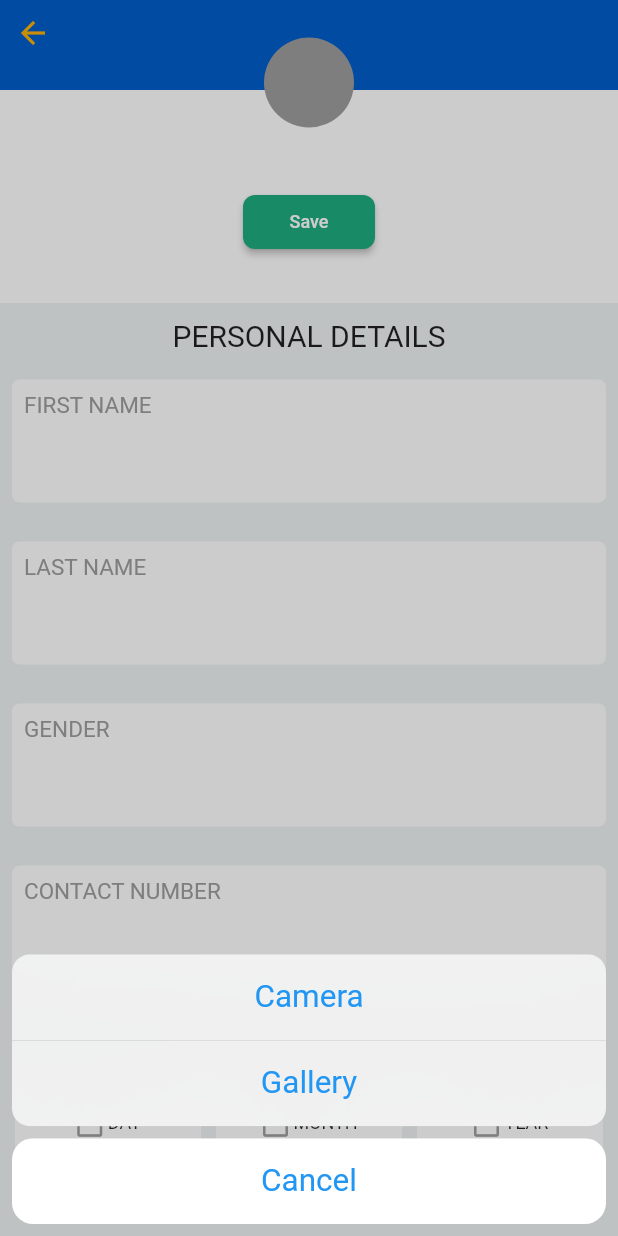
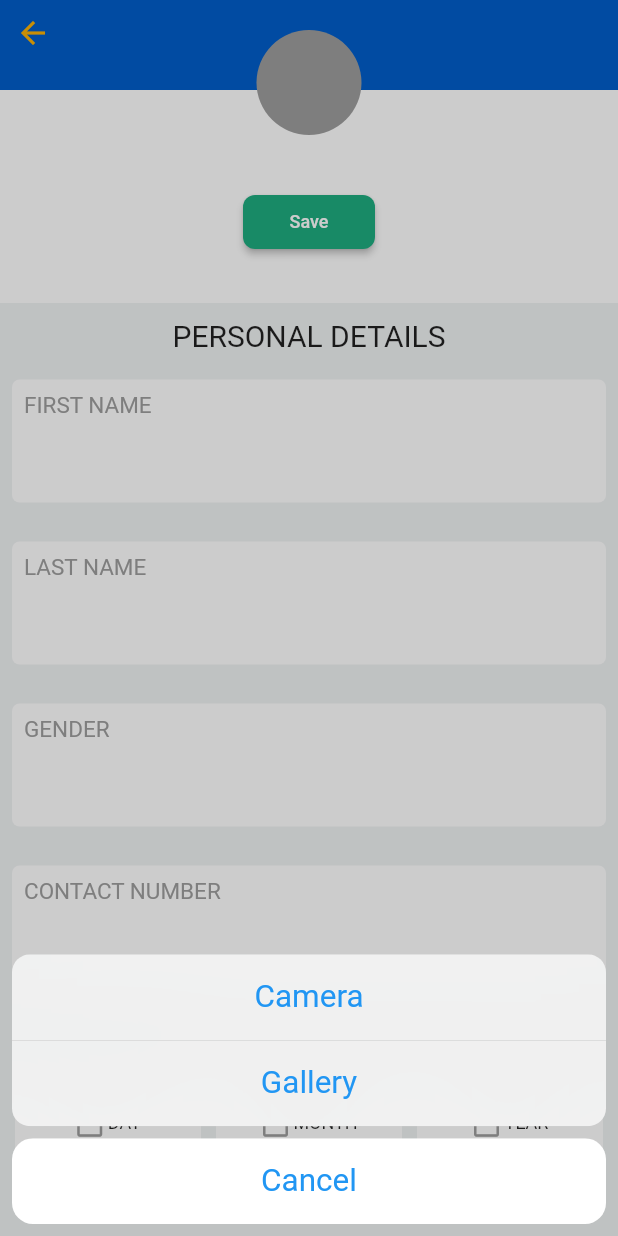
Before and after one commit to sanjaysingh1990/Flutter_doctor, a Flutter app: the DoctorDetailsPage screen opened directly with empty values, after a tap on "Edit Profile", after a tap on the "image" icon, on a phone screen of 412 x 824 dp. Run offline on Flutter 3.47's test engine with Material 2 defaults, Android fonts, the phone set to English and light mode, and no system bars; drawn by our look-alikes of cached_network_image; our stand-ins replace dio, firebase_auth, image_picker, pin_code_fields, shimmer, sqflite and 1 more; accounts and stored records are empty; network calls fail.

Commit message:
logo added.

```diff
--- a/lib/doctordetails/doctordetailspage.dart
+++ b/lib/doctordetails/doctordetailspage.dart
@@ -126,7 +126,7 @@ class _DoctorDetailsPageState extends State<DoctorDetailsPage> {
                             showActionSheet();
                           },
                           child: (_imageFile == null)
-                              ? doctorImage(widget.doctorContact.profilePic)
+                              ? doctorImage(widget.doctorContact.profilePic,70)
                               : doctorImageLocal(_imageFile)))),
             ),
           ],
--- a/lib/main.dart
+++ b/lib/main.dart
@@ -28,7 +28,7 @@ class MyApp extends StatelessWidget {
         ),
       ],
       child: MaterialApp(
-        home: PhoneAuthGetPhone(),
+        home: DoctorPage(),
         debugShowCheckedModeBanner: false,
       ),
     );
--- a/lib/utils/AssetStrings.dart
+++ b/lib/utils/AssetStrings.dart
@@ -5,6 +5,10 @@ class AssetStrings {
   static const String robotoBold = "Roboto-Bold";
   static const String robotoRegular = "Roboto-Regular";
 
+  //logo
+  static const String logo1 = "assets/images/img_bima_doctor_name_blue_56dp.png";
+  static const String logo = "assets/images/app_logo.png";
+
 
 
 
--- a/lib/utils/widgets.dart
+++ b/lib/utils/widgets.dart
@@ -254,10 +254,10 @@ Widget getCachedNetworkImage(
   );
 }
 
-Widget doctorImage(String url) {
+Widget doctorImage(String url,double size) {
   return Container(
-    width: 60.0,
-    height: 60.0,
+    width: size,
+    height: size,
     decoration: BoxDecoration(
       shape: BoxShape.circle,
       color: Colors.grey,
```
Also changed, not shown: lib/auth/phone_auth/verify.dart (+13 -2 lines), lib/doctor/doctorpage.dart (+13 -5 lines), assets/images/app_logo.png (added), assets/images/img_bima_doctor_name_blue_56dp.png (added), 3 other files.
